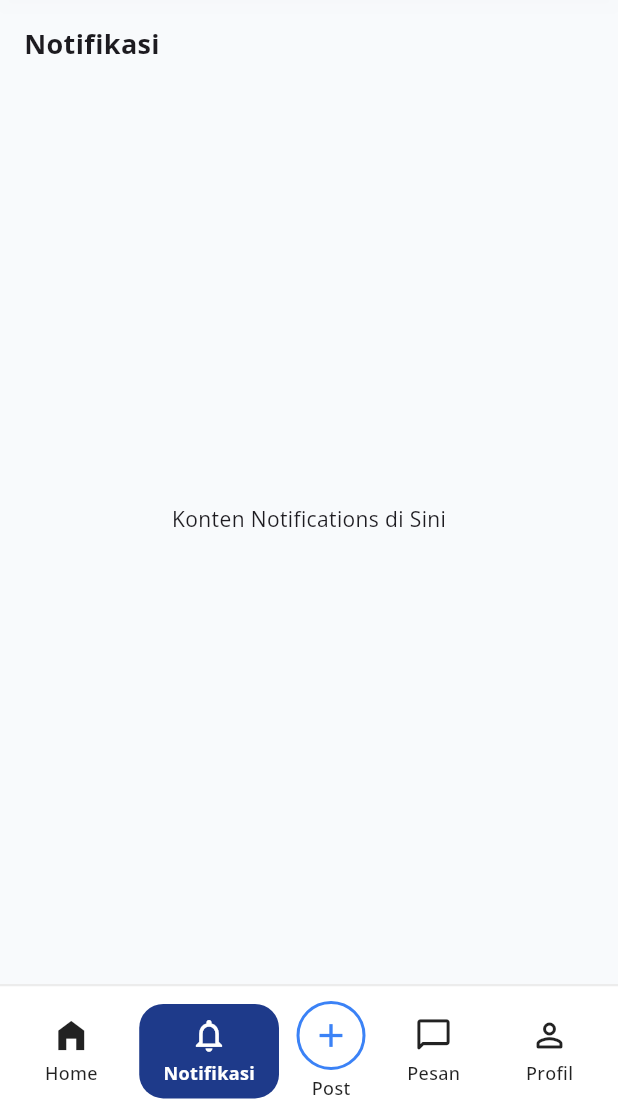
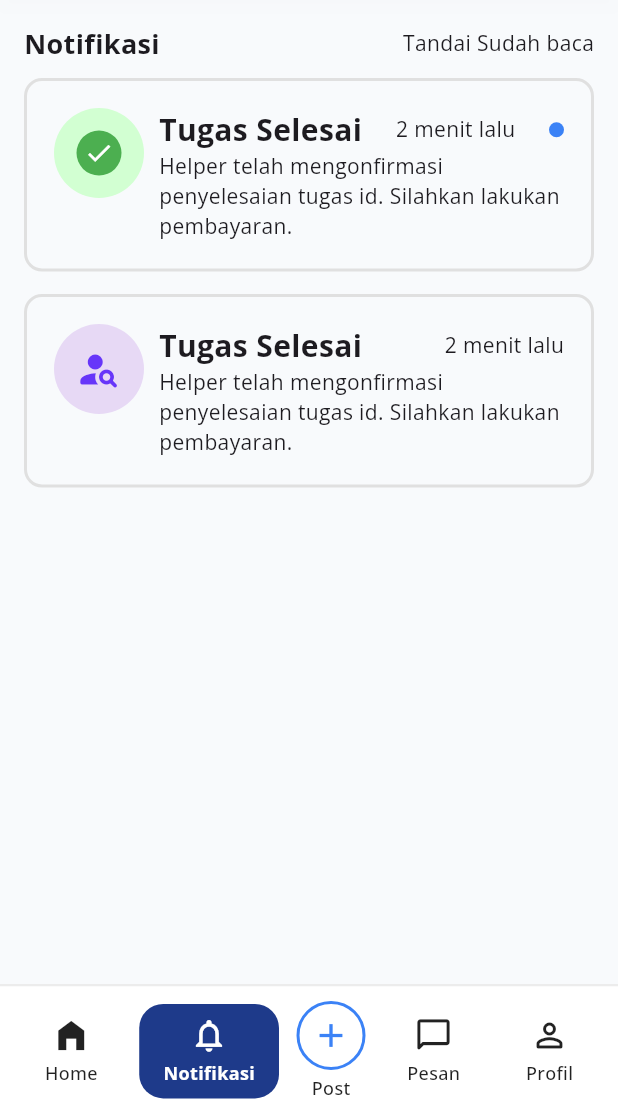
Before and after one commit to Bagus550/bantu-in-project, a Flutter app: the DashboardUserScreen screen opened directly, item 2 of the bottom bar chosen, on a phone screen of 412 x 824 dp, the part 120-1236 px from its top. Run offline on Flutter 3.47's test engine with Material 3 defaults, Android fonts, the phone set to English and light mode, and no system bars; our stand-ins replace font_awesome_flutter, google_fonts.

Commit message:
Add NotifikasiRequester widget and update dashboard to use it

```diff
--- a/lib/bagus/screens/dashboard_user_screen.dart
+++ b/lib/bagus/screens/dashboard_user_screen.dart
@@ -1,6 +1,7 @@
 import 'package:bantuin/bagus/screens/detail_task_user.dart';
 import 'package:bantuin/bagus/screens/notifications.dart';
 import 'package:bantuin/danela/roomchat.dart';
+import 'package:bantuin/ida/notifikasi_requester.dart';
 import 'package:bantuin/dava/user_setting.dart';
 import 'package:bantuin/ida/profile_tab.dart';
 import 'package:flutter/material.dart';
@@ -120,7 +121,7 @@ class _DashboardUserScreenState extends State<DashboardUserScreen> {
       case 0:
         return _buildDashboardHome();
       case 1:
-        return NotificationsTab(tasks: tasks);
+        return NotifikasiRequester();
       case 2:
         return MessageList();
       case 3:
--- /dev/null
+++ b/lib/ida/notifikasi_requester.dart
@@ -0,0 +1,217 @@
+import 'package:flutter/material.dart';
+
+class NotifikasiRequester extends StatelessWidget {
+  const NotifikasiRequester({super.key});
+
+  @override
+  Widget build(BuildContext context) {
+    return Padding(
+      padding: const EdgeInsets.all(16.0),
+      child: Column(
+        crossAxisAlignment: CrossAxisAlignment.start,
+        children: [
+          Row(
+            mainAxisAlignment: MainAxisAlignment.spaceBetween,
+            children: [
+              Text(
+                "Notifikasi",
+                style: TextStyle(fontSize: 18, fontWeight: FontWeight.bold),
+              ),
+              GestureDetector(onTap: () {}, child: Text("Tandai Sudah baca")),
+            ],
+          ),
+          const SizedBox(height: 10),
+          Expanded(
+            child: Center(
+              child: Column(
+                children: [
+                  Container(
+                    width: double.infinity,
+                    decoration: BoxDecoration(
+                      border: Border.all(color: Colors.grey.shade300, width: 2),
+                      borderRadius: BorderRadius.circular(12),
+                    ),
+                    child: Padding(
+                      padding: const EdgeInsets.all(8.0),
+                      child: Column(
+                        children: [
+                          Padding(
+                            padding: const EdgeInsets.all(10.0),
+                            child: Row(
+                              crossAxisAlignment: CrossAxisAlignment.start,
+                              children: [
+                                Container(
+                                  decoration: BoxDecoration(
+                                    borderRadius: BorderRadius.circular(50),
+                                    color: const Color.fromARGB(
+                                      255,
+                                      210,
+                                      255,
+                                      210,
+                                    ),
+                                  ),
+                                  child: Padding(
+                                    padding: const EdgeInsets.all(15.0),
+                                    child: Container(
+                                      width: 30,
+                                      height: 30,
+                                      decoration: BoxDecoration(
+                                        color: Colors.green,
+                                        borderRadius: BorderRadius.circular(50),
+                                      ),
+                                      child: Icon(
+                                        Icons.done,
+                                        color: Colors.white,
+                                        size: 20,
+                                      ),
+                                    ),
+                                  ),
+                                ),
+                                Expanded(
+                                  child: Column(
+                                    children: [
+                                      Row(
+                                        mainAxisAlignment:
+                                            MainAxisAlignment.spaceBetween,
+                                        children: [
+                                          Padding(
+                                            padding: const EdgeInsets.only(
+                                              left: 10,
+                                            ),
+                                            child: Text(
+                                              "Tugas Selesai",
+                                              style: TextStyle(
+                                                fontWeight: FontWeight.bold,
+                                                fontSize: 20,
+                                              ),
+                                            ),
+                                          ),
+                                          Text("2 menit lalu"),
+                                          Row(
+                                            children: [
+                                              Container(
+                                                width: 10,
+                                                height: 10,
+                                                decoration: BoxDecoration(
+                                                  borderRadius: BorderRadius.circular(10),
+                                                  color: Theme.of(
+                                                  context,
+                                                ).colorScheme.secondary,
+                                                ),
+                                              ),
+                                            ],
+                                          ),
+                                        ],
+                                      ),
+
+                                      Padding(
+                                        padding: const EdgeInsets.only(
+                                          left: 10,
+                                        ),
+                                        child: Column(
+                                          children: [
+                                            Text(
+                                              "Helper telah mengonfirmasi penyelesaian tugas id. Silahkan lakukan pembayaran.",
+                                            ),
+                                          ],
+                                        ),
+                                      ),
+                                    ],
+                                  ),
+                                ),
+                              ],
+                            ),
+                          ),
+                        ],
+                      ),
+                    ),
+                  ),
+                  SizedBox(height: 15),
+                  Container(
+                    width: double.infinity,
+                    decoration: BoxDecoration(
+                      border: Border.all(color: Colors.grey.shade300, width: 2),
+                      borderRadius: BorderRadius.circular(12),
+                    ),
+                    child: Padding(
+                      padding: const EdgeInsets.all(8.0),
+                      child: Column(
+                        children: [
+                          Padding(
+                            padding: const EdgeInsets.all(10.0),
+                            child: Row(
+                              crossAxisAlignment: CrossAxisAlignment.start,
+                              children: [
+                                Container(
+                                  decoration: BoxDecoration(
+                                    borderRadius: BorderRadius.circular(50),
+                                    color: Color.fromARGB(255, 231, 217, 245),
+                                  ),
+                                  child: Padding(
+                                    padding: const EdgeInsets.all(15.0),
+                                    child: Icon(
+                                      Icons.person_search_rounded,
+                                      color: const Color.fromARGB(
+                                        255,
+                                        103,
+                                        54,
+                                        249,
+                                      ),
+                                      size: 30,
+                                    ),
+                                  ),
+                                ),
+                                Expanded(
+                                  child: Column(
+                                    children: [
+                                      Row(
+                                        mainAxisAlignment:
+                                            MainAxisAlignment.spaceBetween,
+                                        children: [
+                                          Padding(
+                                            padding: const EdgeInsets.only(
+                                              left: 10,
+                                            ),
+                                            child: Text(
+                                              "Tugas Selesai",
+                                              style: TextStyle(
+                                                fontWeight: FontWeight.bold,
+                                                fontSize: 20,
+                                              ),
+                                            ),
+                                          ),
+                                          Text("2 menit lalu"),
+                                        ],
+                                      ),
+
+                                      Padding(
+                                        padding: const EdgeInsets.only(
+                                          left: 10,
+                                        ),
+                                        child: Column(
+                                          children: [
+                                            Text(
+                                              "Helper telah mengonfirmasi penyelesaian tugas id. Silahkan lakukan pembayaran.",
+                                            ),
+                                          ],
+                                        ),
+                                      ),
+                                    ],
+                                  ),
+                                ),
+                              ],
+                            ),
+                          ),
+                        ],
+                      ),
+                    ),
+                  ),
+                ],
+              ),
+            ),
+          ),
+        ],
+      ),
+    );
+  }
+}
```
